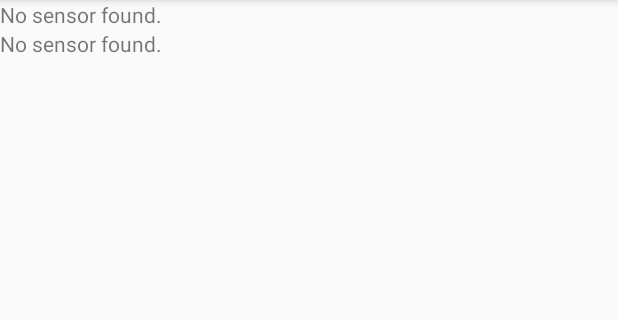
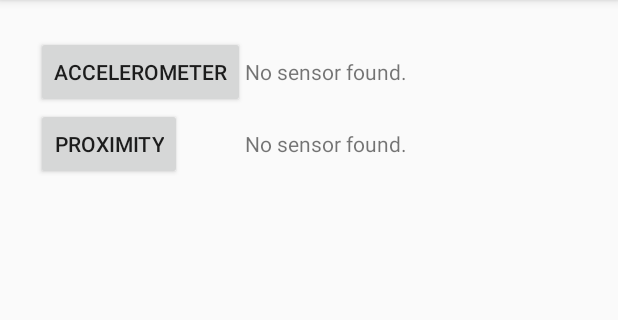
Before and after one commit to cdriehuys/sensor-display, an Android app: the screen it shows after launch (MainActivity), on a phone screen of 412 x 824 dp, the part 84-404 px from its top. Run offline under Robolectric (Android 15) with nearby library versions, the light colour scheme and no system bars.

Commit message:
Clean up sensor info display.

```diff
--- a/app/src/main/java/com/chathandriehuys/sensordisplay/SensorInfoView.java
+++ b/app/src/main/java/com/chathandriehuys/sensordisplay/SensorInfoView.java
@@ -7,16 +7,11 @@ import android.hardware.SensorManager;
 import android.support.annotation.Nullable;
 import android.util.AttributeSet;
 
-import java.util.Locale;
-
 
 public class SensorInfoView extends android.support.v7.widget.AppCompatTextView {
-    private static final String INFO_FORMAT =
-            "'%s' is present\n  - Range: %f\n  - Resolution: %f\n  - Delay: %d";
+    private int sensorType;
 
     private Resources resources;
-
-    private Sensor sensor;
 
     public SensorInfoView(Context context) {
         super(context);
@@ -43,14 +38,32 @@ public class SensorInfoView extends android.support.v7.widget.AppCompatTextView
         init();
     }
 
+    /**
+     * Get the type of sensor the view is displaying info for.
+     *
+     * @return An integer corresponding to the type of sensor the view is displaying information
+     *         about.
+     */
+    public int getSensorType() {
+        return sensorType;
+    }
+
+    /**
+     * Set the type of sensor to display information for.
+     *
+     * The view will then obtain the default sensor for that type and display information about it.
+     *
+     * @param sensorType The type of sensor to read.
+     */
     public void setSensorType(int sensorType) {
+        this.sensorType = sensorType;
+
         SensorManager manager = (SensorManager) getContext().getSystemService(Context.SENSOR_SERVICE);
-        sensor = manager.getDefaultSensor(sensorType);
+        Sensor sensor = manager.getDefaultSensor(sensorType);
 
         if (sensor != null) {
-            setText(String.format(
-                    Locale.US,
-                    INFO_FORMAT,
+            setText(resources.getString(
+                    R.string.sensor_info,
                     sensor.getName(),
                     sensor.getMaximumRange(),
                     sensor.getResolution(),
--- a/app/src/main/res/layout/activity_main.xml
+++ b/app/src/main/res/layout/activity_main.xml
@@ -5,14 +5,30 @@
     android:layout_width="match_parent"
     android:orientation="vertical">
 
+    <GridLayout
+        android:columnCount="2"
+        android:layout_width="match_parent"
+        android:layout_height="wrap_content"
+        android:layout_margin="24dp">
+
+        <Button
+            android:id="@+id/btn_accelerometer"
+            android:text="@string/accelerometer" />
+
         <com.chathandriehuys.sensordisplay.SensorInfoView
             android:id="@+id/accelerometer_info"
             android:layout_width="wrap_content"
-        android:layout_height="wrap_content" />
+            android:layout_height="wrap_content"/>
+
+        <Button
+            android:id="@+id/btn_proximity"
+            android:text="@string/proximity" />
 
         <com.chathandriehuys.sensordisplay.SensorInfoView
             android:id="@+id/proximity_info"
             android:layout_height="wrap_content"
-        android:layout_width="wrap_content" />
+            android:layout_width="wrap_content" android:maxLines="100"/>
+
+    </GridLayout>
 
 </LinearLayout>
--- a/app/src/main/res/values/strings.xml
+++ b/app/src/main/res/values/strings.xml
@@ -1,5 +1,8 @@
 <resources>
+    <string name="accelerometer">Accelerometer</string>
     <string name="app_name">SensorDisplay</string>
+    <string name="proximity">Proximity</string>
+    <string name="sensor_info">\'%1$s\' is present\n  - Range: %2$f\n  - Resolution: %3$f\n  - Delay: %4$d</string>
     <string name="sensor_info_loading">Loading sensor information.</string>
     <string name="sensor_info_not_found">No sensor found.</string>
 </resources>
```
Lines whose indentation alone changed are shown as unchanged.
